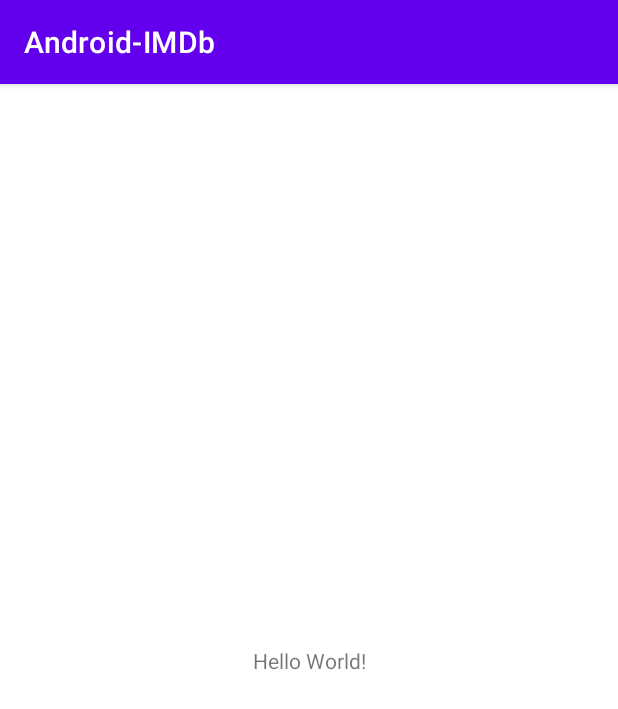
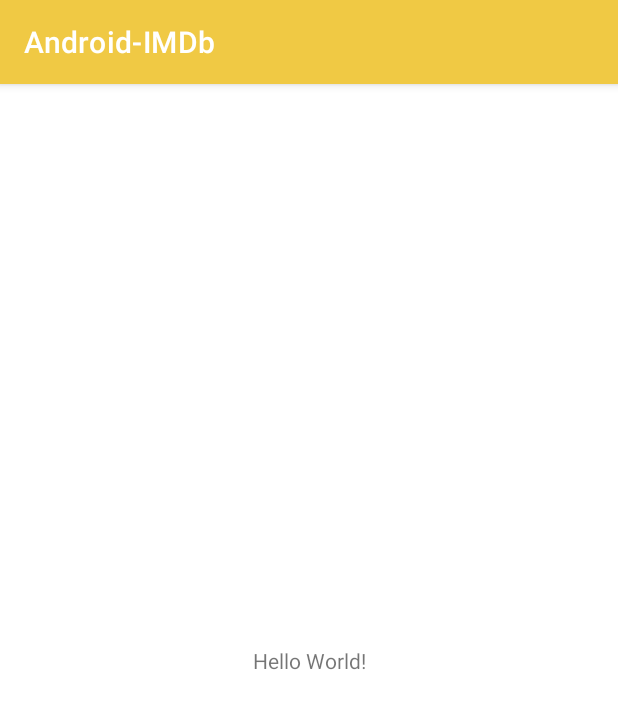
Before and after one commit to Denisse23/Android-IMDb, an Android app: the screen it shows after launch (MainActivity), on a phone screen of 412 x 824 dp. Shown: the top 709 px of the screen. Run offline under Robolectric (Android 15) with nearby library versions, the phone set to English and light mode, and no system bars.

Commit message:
Upadate some colors on the app theme

```diff
--- a/app/src/main/res/values/colors.xml
+++ b/app/src/main/res/values/colors.xml
@@ -7,4 +7,11 @@
     <color name="teal_700">#FF018786</color>
     <color name="black">#FF000000</color>
     <color name="white">#FFFFFFFF</color>
+
+    <color name="yellow_primary">#F0C944</color>
+    <color name="yellow_secondary">#F0C900</color>
+    <color name="gray">#333333</color>
+    <color name="coral">#FF7F50</color>
+    <color name="dar_orange">#FF8C00</color>
+
 </resources>
--- a/app/src/main/res/values/themes.xml
+++ b/app/src/main/res/values/themes.xml
@@ -2,12 +2,12 @@
     <!-- Base application theme. -->
     <style name="Theme.AndroidIMDb" parent="Theme.MaterialComponents.DayNight.DarkActionBar">
         <!-- Primary brand color. -->
-        <item name="colorPrimary">@color/purple_500</item>
-        <item name="colorPrimaryVariant">@color/purple_700</item>
-        <item name="colorOnPrimary">@color/white</item>
+        <item name="colorPrimary">@color/yellow_primary</item>
+        <item name="colorPrimaryVariant">@color/yellow_secondary</item>
+        <item name="colorOnPrimary">@color/gray</item>
         <!-- Secondary brand color. -->
-        <item name="colorSecondary">@color/teal_200</item>
-        <item name="colorSecondaryVariant">@color/teal_700</item>
+        <item name="colorSecondary">@color/coral</item>
+        <item name="colorSecondaryVariant">@color/dar_orange</item>
         <item name="colorOnSecondary">@color/black</item>
         <!-- Status bar color. -->
         <item name="android:statusBarColor" tools:targetApi="l">?attr/colorPrimaryVariant</item>
```
